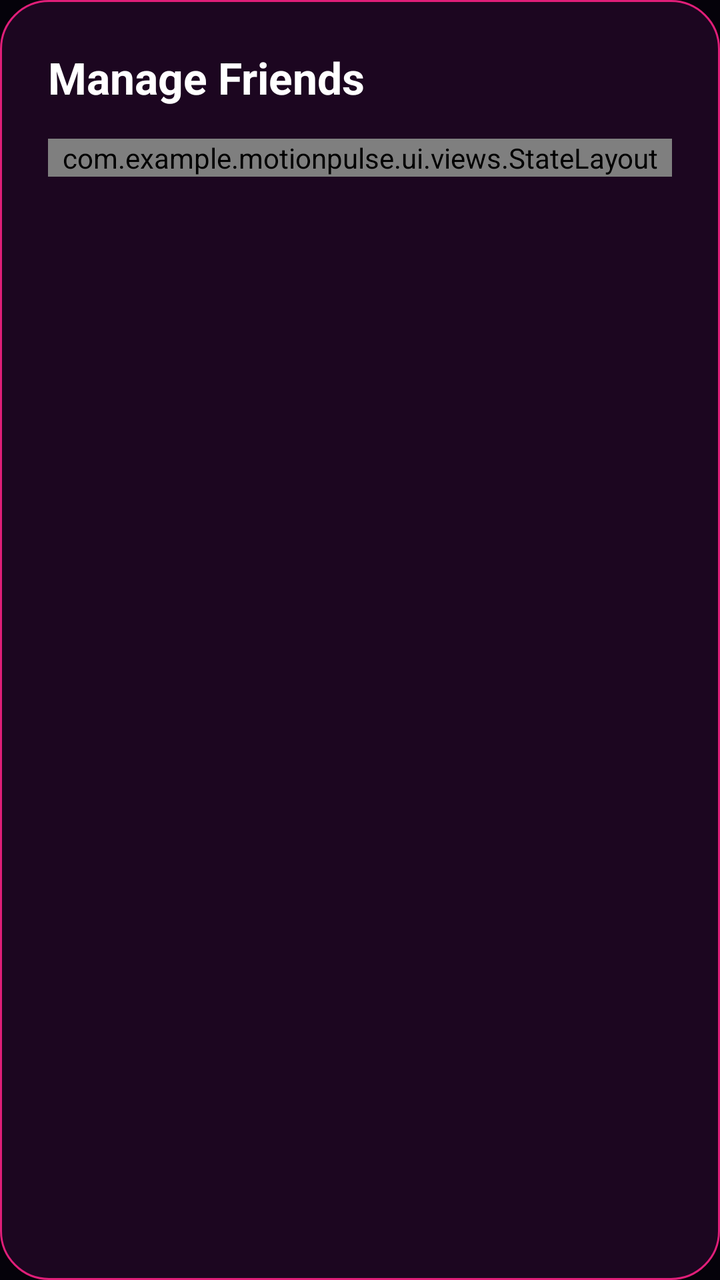
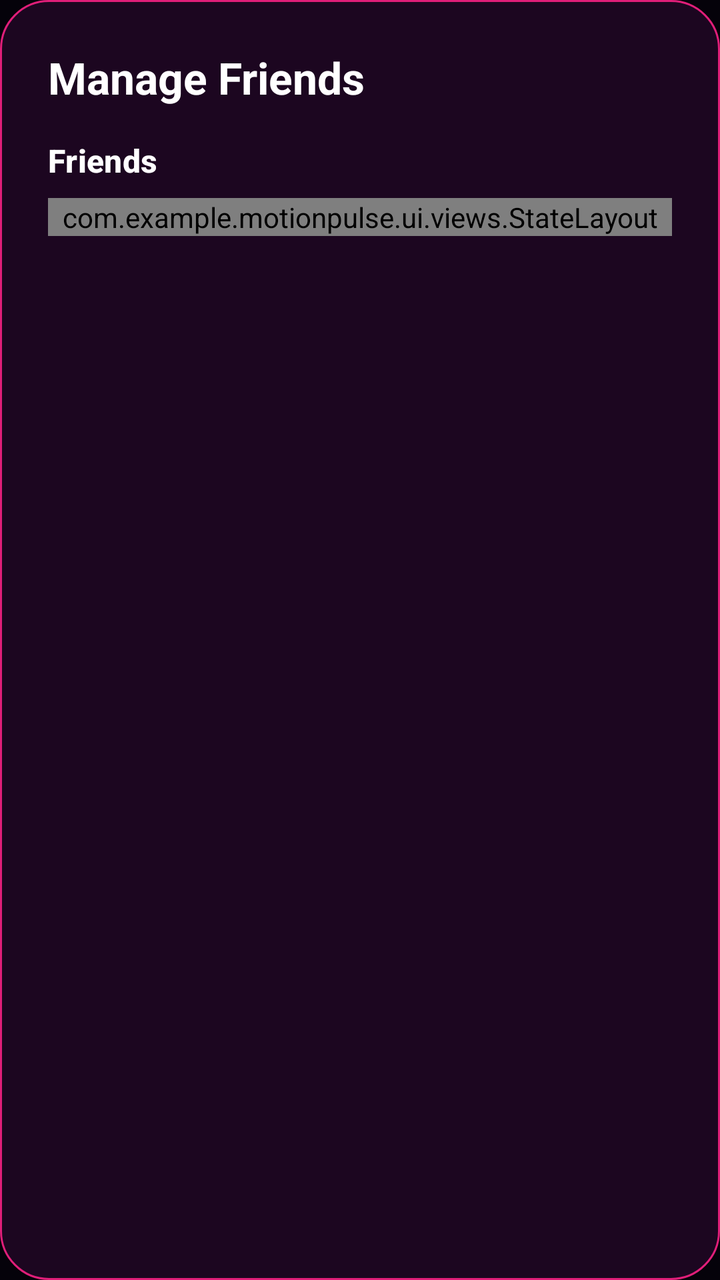

Before-and-after screenshots of an Android layout around one commit, followed by the original layout XML and the change that was made.
<!-- AndroidManifest.xml: application theme Theme.MotionPulse -->
<!-- res/layout/layout_manage_friends.xml -->
<?xml version="1.0" encoding="utf-8"?>
<LinearLayout xmlns:android="http://schemas.android.com/apk/res/android"
    android:layout_width="match_parent"
    android:layout_height="wrap_content"
    android:background="@drawable/bg_dialog"
    android:orientation="vertical"
    android:padding="24dp">

    <TextView
        style="@style/TextAppearance.MotionPulse.TitleLarge"
        android:layout_width="wrap_content"
        android:layout_height="wrap_content"
        android:text="Manage Friends"
        android:textSize="22sp" />

    <Space
        android:layout_width="1dp"
        android:layout_height="16dp" />

    <com.example.motionpulse.ui.views.StateLayout
        android:id="@+id/state_layout"
        android:layout_width="match_parent"
        android:layout_height="wrap_content">

        <androidx.recyclerview.widget.RecyclerView
            android:id="@+id/rv_manage_friends"
            android:layout_width="match_parent"
            android:layout_height="wrap_content"
            android:nestedScrollingEnabled="false" />
    </com.example.motionpulse.ui.views.StateLayout>

</LinearLayout>
<!-- resources referenced by this layout -->
<resources>
  <!-- drawable bg_dialog (drawable) -->
  <?xml version="1.0" encoding="utf-8"?>
  <shape xmlns:android="http://schemas.android.com/apk/res/android"
      android:shape="rectangle">
      <solid android:color="@color/card_background" />
      <stroke
          android:width="1dp"
          android:color="@color/card_border" />
      <corners android:radius="24dp" />
  </shape>
  <style name="TextAppearance.MotionPulse.TitleLarge" parent="TextAppearance.Material3.TitleLarge">
          <item name="android:textSize">26sp</item>
          <item name="android:textStyle">bold</item>
          <item name="android:textColor">@color/text_primary</item>
          <item name="android:lineSpacingExtra">2dp</item>
      </style>
  <style name="Theme.MotionPulse" parent="Base.Theme.MotionPulse" />
  <color name="card_background">#1C0620</color>
  <color name="card_border">#E01E79</color>
  <color name="text_primary">#FFFFFF</color>
  <style name="Base.Theme.MotionPulse" parent="Theme.Material3.Dark.NoActionBar">
          <item name="colorPrimary">@color/accent_primary</item>
          <item name="colorOnPrimary">@color/text_primary</item>
          <item name="colorSecondary">@color/card_border</item>
          <item name="colorOnSecondary">@color/text_primary</item>
          <item name="android:colorBackground">@color/background_dark</item>
          <item name="colorOnBackground">@color/text_primary</item>
          <item name="colorSurface">@color/card_background</item>
          <item name="colorOnSurface">@color/text_primary</item>
          <item name="android:statusBarColor">@color/background_dark</item>
          <item name="android:navigationBarColor">@color/bottom_nav_background</item>
          <item name="android:windowBackground">@color/background_dark</item>
      </style>
  <color name="accent_primary">#FF2A85</color>
  <color name="background_dark">#05020A</color>
  <color name="bottom_nav_background">#140217</color>
</resources>

<!-- the commit's change to res/layout/layout_manage_friends.xml (unified diff, before → after) -->
@@ -1,32 +1,64 @@
 <?xml version="1.0" encoding="utf-8"?>
-<LinearLayout xmlns:android="http://schemas.android.com/apk/res/android"
+<androidx.core.widget.NestedScrollView xmlns:android="http://schemas.android.com/apk/res/android"
     android:layout_width="match_parent"
     android:layout_height="wrap_content"
     android:background="@drawable/bg_dialog"
-    android:orientation="vertical"
     android:padding="24dp">
 
-    <TextView
-        style="@style/TextAppearance.MotionPulse.TitleLarge"
-        android:layout_width="wrap_content"
+    <LinearLayout
+        android:layout_width="match_parent"
         android:layout_height="wrap_content"
-        android:text="Manage Friends"
-        android:textSize="22sp" />
+        android:orientation="vertical">
 
-    <Space
-        android:layout_width="1dp"
-        android:layout_height="16dp" />
+        <TextView
+            style="@style/TextAppearance.MotionPulse.TitleLarge"
+            android:layout_width="wrap_content"
+            android:layout_height="wrap_content"
+            android:text="Manage Friends"
+            android:textSize="22sp" />
 
-    <com.example.motionpulse.ui.views.StateLayout
-        android:id="@+id/state_layout"
-        android:layout_width="match_parent"
-        android:layout_height="wrap_content">
+        <Space
+            android:layout_width="1dp"
+            android:layout_height="16dp" />
+
+        
+        <TextView
+            android:id="@+id/tv_incoming_header"
+            style="@style/TextAppearance.MotionPulse.TitleMedium"
+            android:layout_width="wrap_content"
+            android:layout_height="wrap_content"
+            android:layout_marginBottom="8dp"
+            android:text="Requests"
+            android:textSize="16sp"
+            android:visibility="gone" />
 
         <androidx.recyclerview.widget.RecyclerView
-            android:id="@+id/rv_manage_friends"
+            android:id="@+id/rv_incoming_requests"
             android:layout_width="match_parent"
             android:layout_height="wrap_content"
-            android:nestedScrollingEnabled="false" />
-    </com.example.motionpulse.ui.views.StateLayout>
+            android:layout_marginBottom="16dp"
+            android:nestedScrollingEnabled="false"
+            android:visibility="gone" />
 
-</LinearLayout>
+        <TextView
+            style="@style/TextAppearance.MotionPulse.TitleMedium"
+            android:layout_width="wrap_content"
+            android:layout_height="wrap_content"
+            android:layout_marginBottom="8dp"
+            android:text="Friends"
+            android:textSize="16sp" />
+
+        <com.example.motionpulse.ui.views.StateLayout
+            android:id="@+id/state_layout"
+            android:layout_width="match_parent"
+            android:layout_height="wrap_content">
+
+            <androidx.recyclerview.widget.RecyclerView
+                android:id="@+id/rv_manage_friends"
+                android:layout_width="match_parent"
+                android:layout_height="wrap_content"
+                android:nestedScrollingEnabled="false" />
+        </com.example.motionpulse.ui.views.StateLayout>
+
+    </LinearLayout>
+</androidx.core.widget.NestedScrollView>
<!-- resource entries referenced after the edit -->
@@ -15,6 +15,11 @@
           <item name="android:textStyle">bold</item>
           <item name="android:textColor">@color/text_primary</item>
           <item name="android:lineSpacingExtra">2dp</item>
+      </style>
+  <style name="TextAppearance.MotionPulse.TitleMedium" parent="TextAppearance.Material3.TitleMedium">
+          <item name="android:textSize">20sp</item>
+          <item name="android:textStyle">bold</item>
+          <item name="android:textColor">@color/text_primary</item>
       </style>
   <style name="Theme.MotionPulse" parent="Base.Theme.MotionPulse" />
   <color name="card_background">#1C0620</color>
